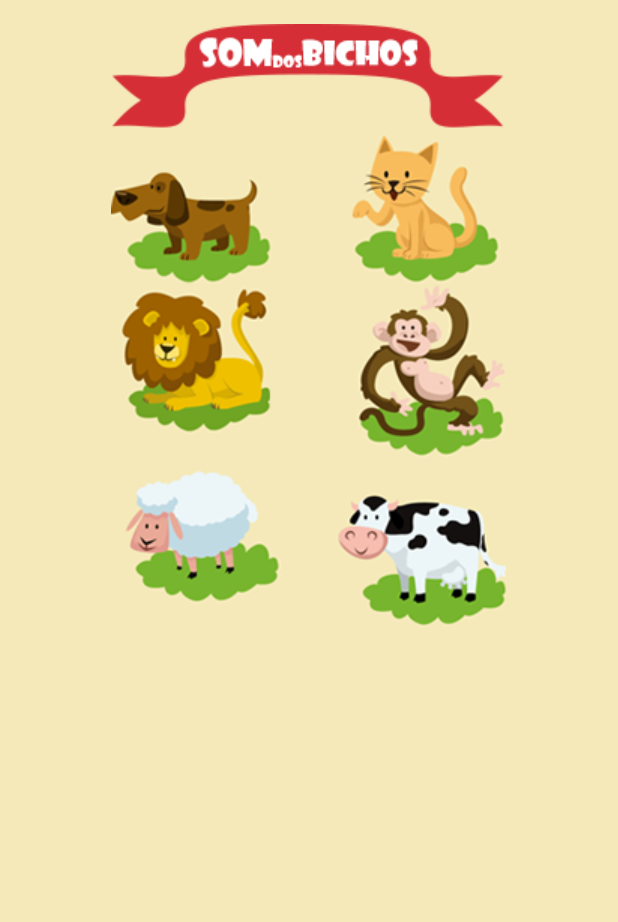
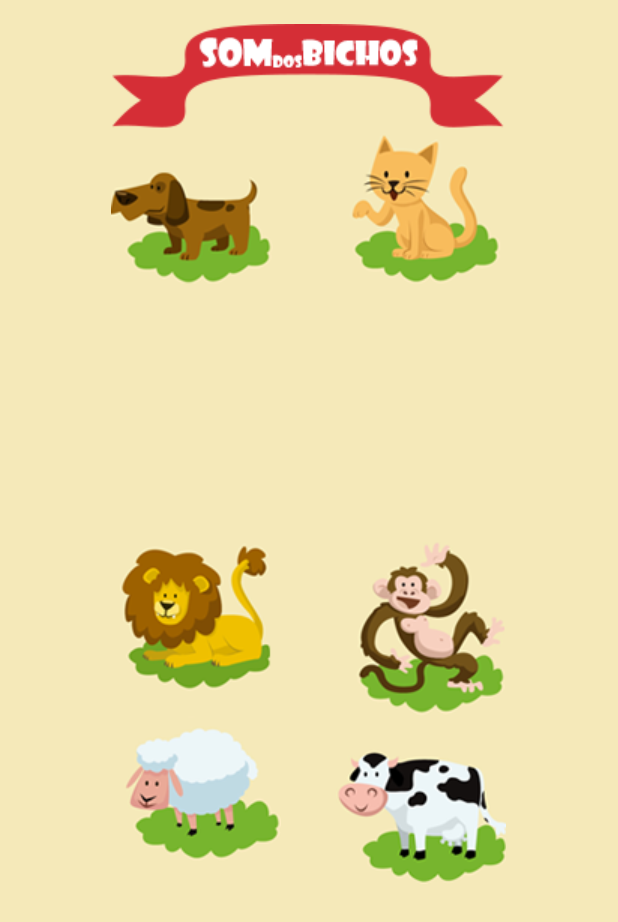
Before and after one commit to jhowcs/udemy-courses, an Android app: the screen it shows after launch (MainActivity), after a tap on an icon or button, on a phone screen of 412 x 824 dp. Shown: the top 922 px of the screen. Run offline under Robolectric (Android 15) with nearby library versions, the light colour scheme and no system bars.

Commit message:
App finished and animal's sounds is working.

```diff
--- a/SomdosBichos/app/src/main/java/br/com/cursorandroid/somdosbichos/MainActivity.java
+++ b/SomdosBichos/app/src/main/java/br/com/cursorandroid/somdosbichos/MainActivity.java
@@ -1,6 +1,7 @@
 package br.com.cursorandroid.somdosbichos;
 
 import android.app.Activity;
+import android.media.MediaPlayer;
 import android.support.v7.app.AppCompatActivity;
 import android.os.Bundle;
 import android.view.View;
@@ -14,6 +15,8 @@ public class MainActivity extends Activity implements View.OnClickListener {
     private ImageView imgMonkey;
     private ImageView imgSheep;
     private ImageView imgCow;
+
+    private MediaPlayer mMediaPlayer;
 
     @Override
     protected void onCreate(Bundle savedInstanceState) {
@@ -39,17 +42,51 @@ public class MainActivity extends Activity implements View.OnClickListener {
     public void onClick(View view) {
         switch (view.getId()) {
             case R.id.imgDog:
+                mMediaPlayer = MediaPlayer.create(MainActivity.this, R.raw.cao);
+                play();
                 break;
             case R.id.imgCat:
+                mMediaPlayer = MediaPlayer.create(MainActivity.this, R.raw.gato);
+                play();
                 break;
             case R.id.imgLion:
+                mMediaPlayer = MediaPlayer.create(MainActivity.this, R.raw.leao);
+                play();
                 break;
             case R.id.imgMonkey:
+                mMediaPlayer = MediaPlayer.create(MainActivity.this, R.raw.macaco);
+                play();
                 break;
             case R.id.imgSheep:
+                mMediaPlayer = MediaPlayer.create(MainActivity.this, R.raw.ovelha);
+                play();
                 break;
             case R.id.imgCow:
+                mMediaPlayer = MediaPlayer.create(MainActivity.this, R.raw.vaca);
+                play();
                 break;
         }
     }
+
+    public void play() {
+        if(mMediaPlayer != null) {
+            mMediaPlayer.start();
+        }
+    }
+
+    /**
+     * Good practice on onDestroy method release resources
+     * and set MediaPlayer instance to null to state to GC
+     * start cleaning!
+     */
+    @Override
+    protected void onDestroy() {
+        if(mMediaPlayer != null) {
+            mMediaPlayer.stop();
+            mMediaPlayer.release();
+            mMediaPlayer = null;
+        }
+
+        super.onDestroy();
+    }
 }
--- a/SomdosBichos/app/src/main/res/layout/activity_main.xml
+++ b/SomdosBichos/app/src/main/res/layout/activity_main.xml
@@ -40,17 +40,17 @@
         android:layout_width="wrap_content"
         android:layout_height="wrap_content"
         android:id="@+id/imgLion"
-        android:layout_below="@+id/imgDog"
+        android:background="@drawable/leao"
+        android:layout_centerVertical="true"
         android:layout_alignLeft="@+id/imgDog"
-        android:layout_alignStart="@+id/imgDog"
-        android:background="@drawable/leao" />
+        android:layout_alignStart="@+id/imgDog" />
 
     <ImageView
         android:layout_width="wrap_content"
         android:layout_height="wrap_content"
         android:id="@+id/imgMonkey"
         android:background="@drawable/macaco"
-        android:layout_below="@+id/imgCat"
+        android:layout_alignTop="@+id/imgLion"
         android:layout_alignRight="@+id/imgCat"
         android:layout_alignEnd="@+id/imgCat" />
 
@@ -58,10 +58,10 @@
         android:layout_width="wrap_content"
         android:layout_height="wrap_content"
         android:id="@+id/imgSheep"
+        android:background="@drawable/ovelha"
         android:layout_below="@+id/imgMonkey"
         android:layout_alignLeft="@+id/imgLion"
-        android:layout_alignStart="@+id/imgLion"
-        android:background="@drawable/ovelha" />
+        android:layout_alignStart="@+id/imgLion" />
 
     <ImageView
         android:layout_width="wrap_content"
```
